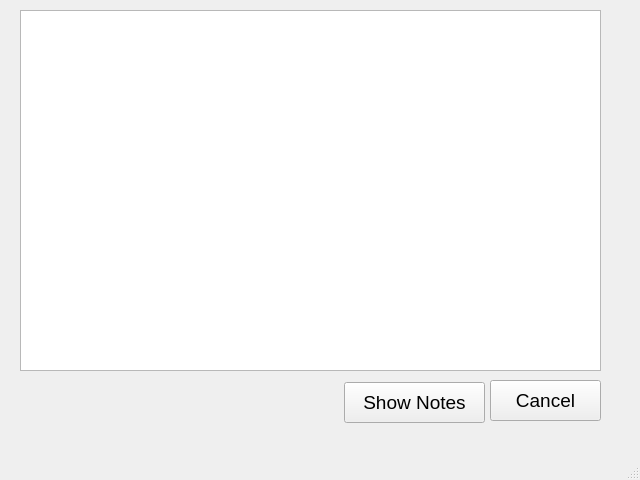
Old version of the form showscale.ui in the repository ThinkRORBOT/ScaleGuide.
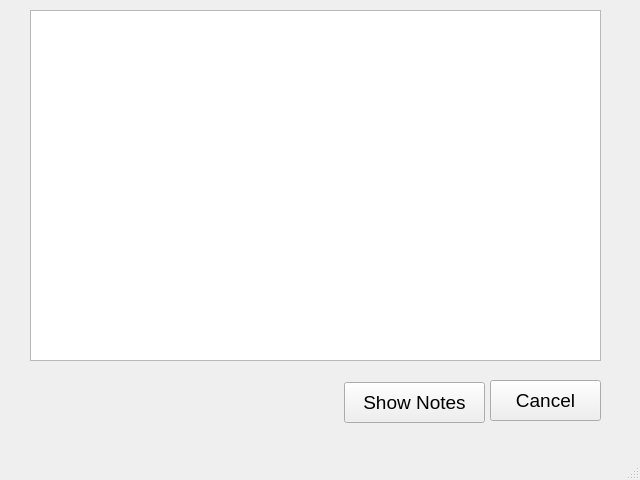
New version of the form.

Diff of the .ui file:
```diff
--- a/showscale.ui
+++ b/showscale.ui
@@ -53,12 +53,17 @@
    <widget class="QListWidget" name="listWidget">
     <property name="geometry">
      <rect>
-      <x>20</x>
+      <x>30</x>
       <y>10</y>
-      <width>581</width>
-      <height>361</height>
+      <width>571</width>
+      <height>351</height>
      </rect>
     </property>
+    <property name="font">
+     <font>
+      <pointsize>12</pointsize>
+     </font>
+    </property>
    </widget>
   </widget>
   <widget class="QMenuBar" name="menubar">
```
Left out of the diff: 4 changed lines with no effect on the pictures.
